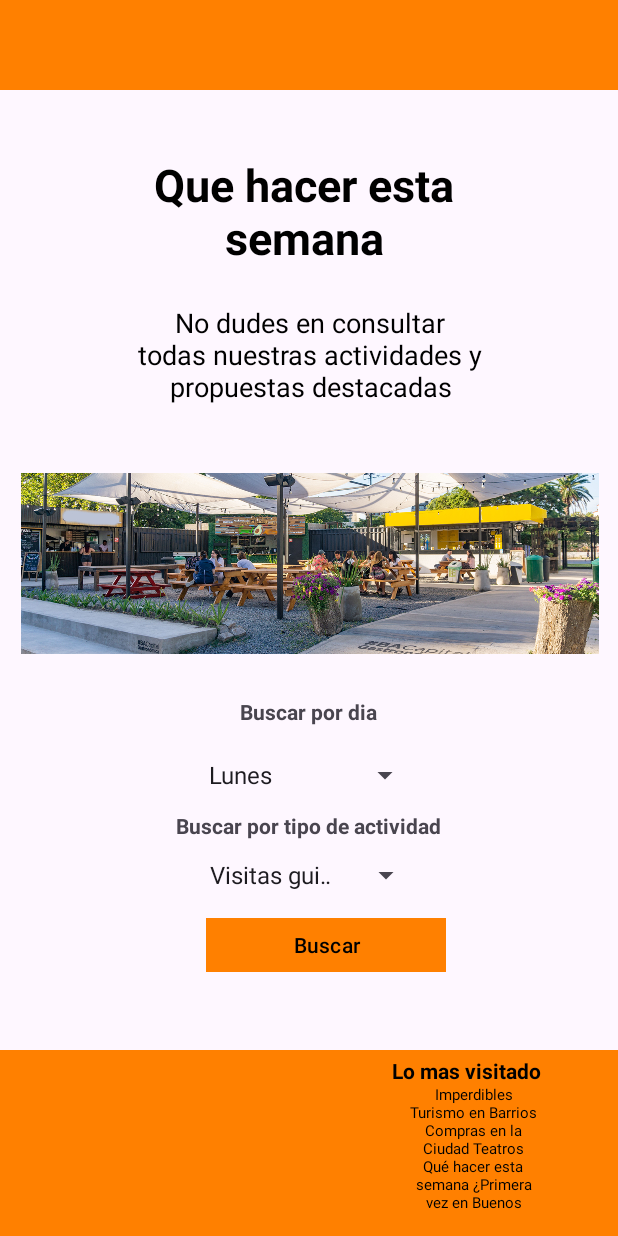
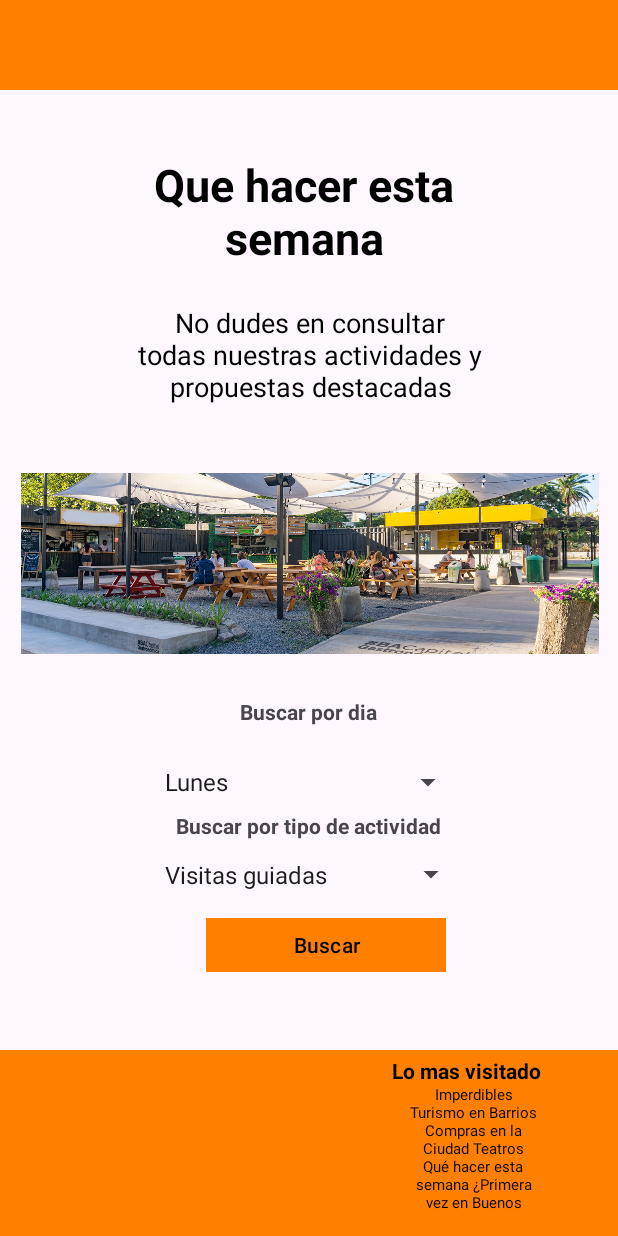
Before and after one commit to seezelop/final-am-acm4a-asad-lopez, an Android app: the screen it shows after launch (MainActivity), on a phone screen of 412 x 824 dp. Run offline under Robolectric (Android 15) with nearby library versions, the light colour scheme and no system bars.

Commit message:
fix: I change the size of the spinners

```diff
--- a/app/src/main/res/layout/activity_main.xml
+++ b/app/src/main/res/layout/activity_main.xml
@@ -151,8 +151,8 @@
 
             <Spinner
                 android:id="@+id/opciones_dia"
-                android:layout_width="149dp"
-                android:layout_height="32dp"
+                android:layout_width="207dp"
+                android:layout_height="23dp"
                 android:layout_marginBottom="8dp"
                 android:gravity="bottom"
                 app:layout_constraintBottom_toTopOf="@+id/contenido_tipoAct"
@@ -175,8 +175,8 @@
 
             <Spinner
                 android:id="@+id/opciones_actividad"
-                android:layout_width="149dp"
-                android:layout_height="25dp"
+                android:layout_width="209dp"
+                android:layout_height="26dp"
                 android:layout_marginBottom="12dp"
                 app:layout_constraintBottom_toTopOf="@+id/btn_contenido_buscar"
                 app:layout_constraintEnd_toEndOf="parent"
```
